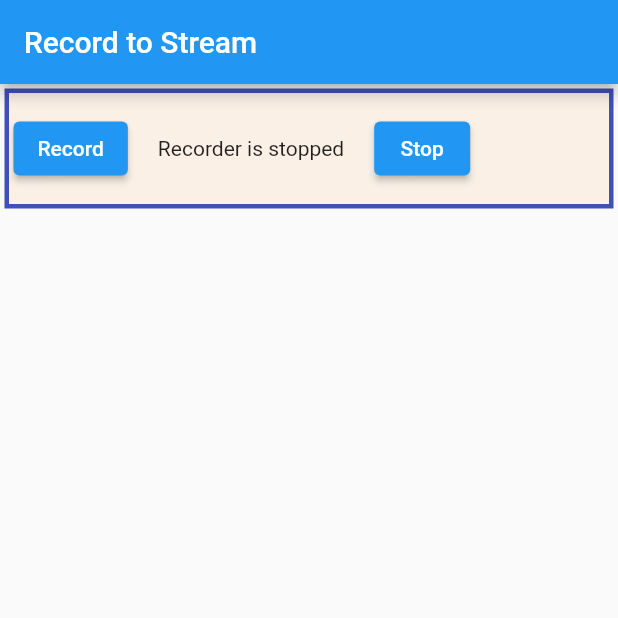
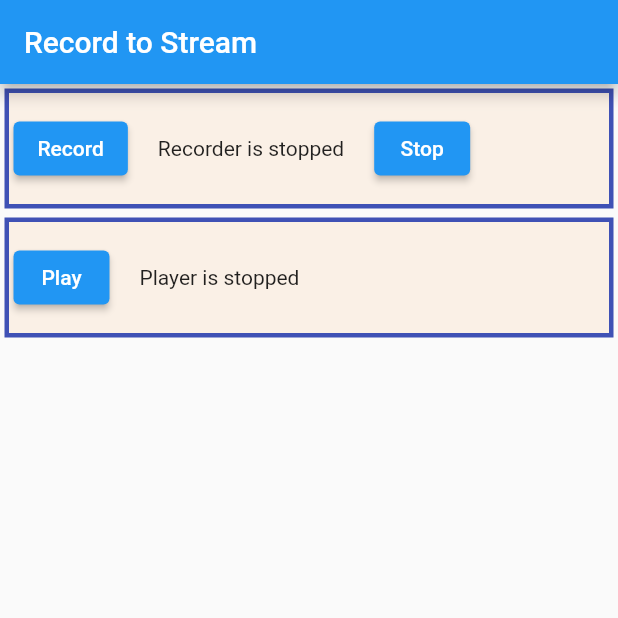
Before and after one commit to SanzharDev/someInterestingTest, a Flutter app: the screen it shows after launch, on a phone screen of 412 x 824 dp, the top half of it. Run offline on Flutter 3.47's test engine with Material 2 defaults, Android fonts, the phone set to English and light mode, and no system bars; our stand-ins replace permission_handler; missing offline and left inert: flutter_sound, grpc, protobuf.

Commit message:
added audio stream player

```diff
--- a/lib/grpc/client.dart
+++ b/lib/grpc/client.dart
@@ -17,7 +17,7 @@ class Client {
           options:
               const ChannelOptions(credentials: ChannelCredentials.insecure()));
       stub = sttServiceClient(channel,
-          options: CallOptions(timeout: Duration(seconds: 45)));
+          options: CallOptions(timeout: Duration(seconds: 660)));
       _isStubInitialized = true;
       log('gRPC Stub initialized');
     } catch (e) {
--- a/lib/recorder/audio_stream_recorder.dart
+++ b/lib/recorder/audio_stream_recorder.dart
@@ -24,6 +24,10 @@ class _AudioStreamRecorderState extends State<AudioStreamRecorder> {
   Client _client;
   bool _isGrpcClientInitialized = true;
   StreamController<StreamingRecognitionRequest> _streamController;
+  // player
+  FlutterSoundPlayer _soundPlayer = FlutterSoundPlayer();
+  bool _isPlayerInitialized = false;
+  bool _isPlaybackReady = false;
 
   @override
   void initState() {
@@ -32,15 +36,25 @@ class _AudioStreamRecorderState extends State<AudioStreamRecorder> {
         _isRecorderInitialized = true;
       });
     });
+    _soundPlayer.openAudioSession().then((value) {
+      setState(() {
+        _isPlayerInitialized = true;
+      });
+    });
     _client = Client();
-    _isGrpcClientInitialized = true;
+    setState(() {
+      _isGrpcClientInitialized = true;
+    });
     super.initState();
   }
 
   @override
   void dispose() {
     _soundRecorder.closeAudioSession();
+    _soundRecorder = null;
     _isRecorderInitialized = false;
+    _soundPlayer.closeAudioSession();
+    _soundPlayer = null;
     super.dispose();
   }
 
@@ -121,10 +135,33 @@ class _AudioStreamRecorderState extends State<AudioStreamRecorder> {
     log('Recorder stopped');
     stopController();
     stopDataSubscription();
-    setState(() {});
+
     _client.resultsStream().listen((value) {
       log('result: ${value.alternatives.text}');
     });
+    setState(() {
+      _isPlaybackReady = true;
+    });
+  }
+
+  void play() async {
+    assert(_isPlayerInitialized &&
+        _isPlaybackReady &&
+        _soundRecorder.isStopped &&
+        _soundPlayer.isStopped);
+    await _soundPlayer.startPlayer(
+        fromURI: _filePath,
+        sampleRate: 16000,
+        codec: Codec.pcm16,
+        numChannels: 1,
+        whenFinished: () {
+          setState(() {});
+        }); // The readability of Dart is very special :-(
+    setState(() {});
+  }
+
+  Future<void> stopPlayer() async {
+    await _soundPlayer.stopPlayer();
   }
 
   @override
@@ -174,6 +211,34 @@ class _AudioStreamRecorderState extends State<AudioStreamRecorder> {
               ],
             ),
           ),
+          Container(
+            margin: const EdgeInsets.all(3),
+            padding: const EdgeInsets.all(3),
+            height: 80,
+            width: double.infinity,
+            alignment: Alignment.center,
+            decoration: BoxDecoration(
+              color: Color(0xFFFAF0E6),
+              border: Border.all(
+                color: Colors.indigo,
+                width: 3,
+              ),
+            ),
+            child: Row(children: [
+              ElevatedButton(
+                onPressed: play,
+                //color: Colors.white,
+                //disabledColor: Colors.grey,
+                child: Text(_soundPlayer.isPlaying ? 'Stop' : 'Play'),
+              ),
+              SizedBox(
+                width: 20,
+              ),
+              Text(_soundPlayer.isPlaying
+                  ? 'Playback in progress'
+                  : 'Player is stopped'),
+            ]),
+          ),
         ],
       ),
     );
```
Also changed, not shown: pubspec.lock.
